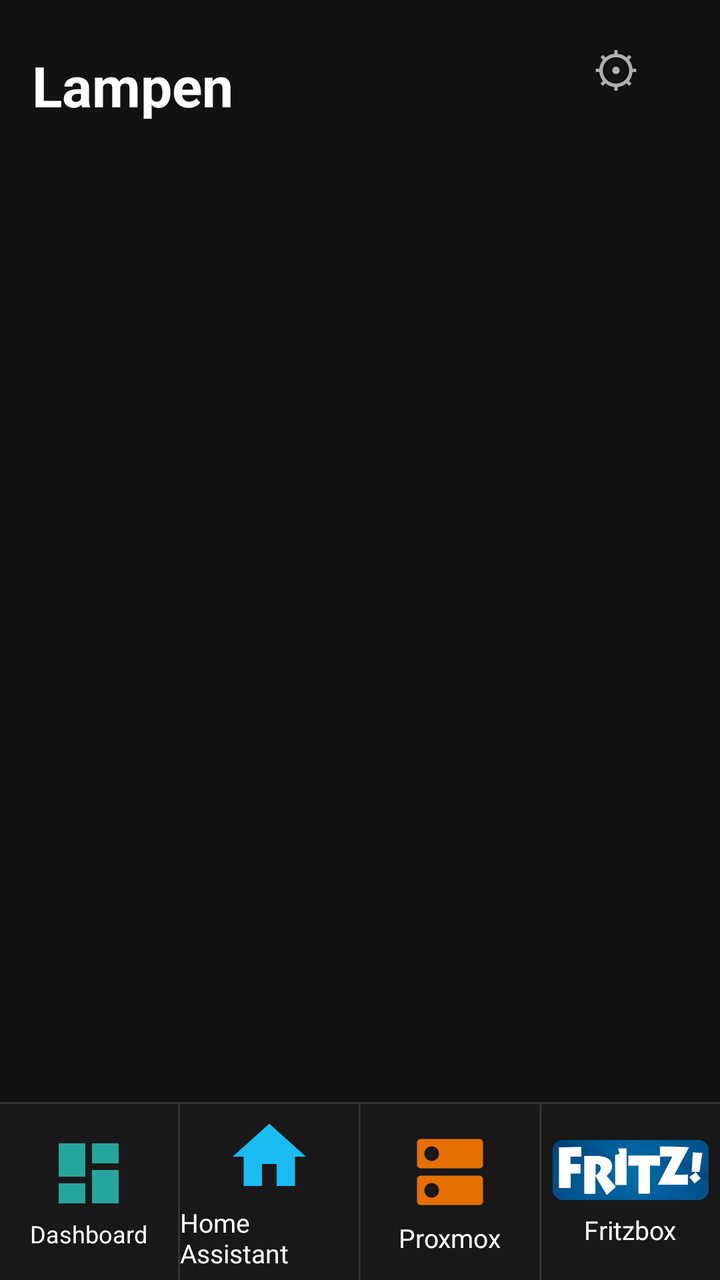
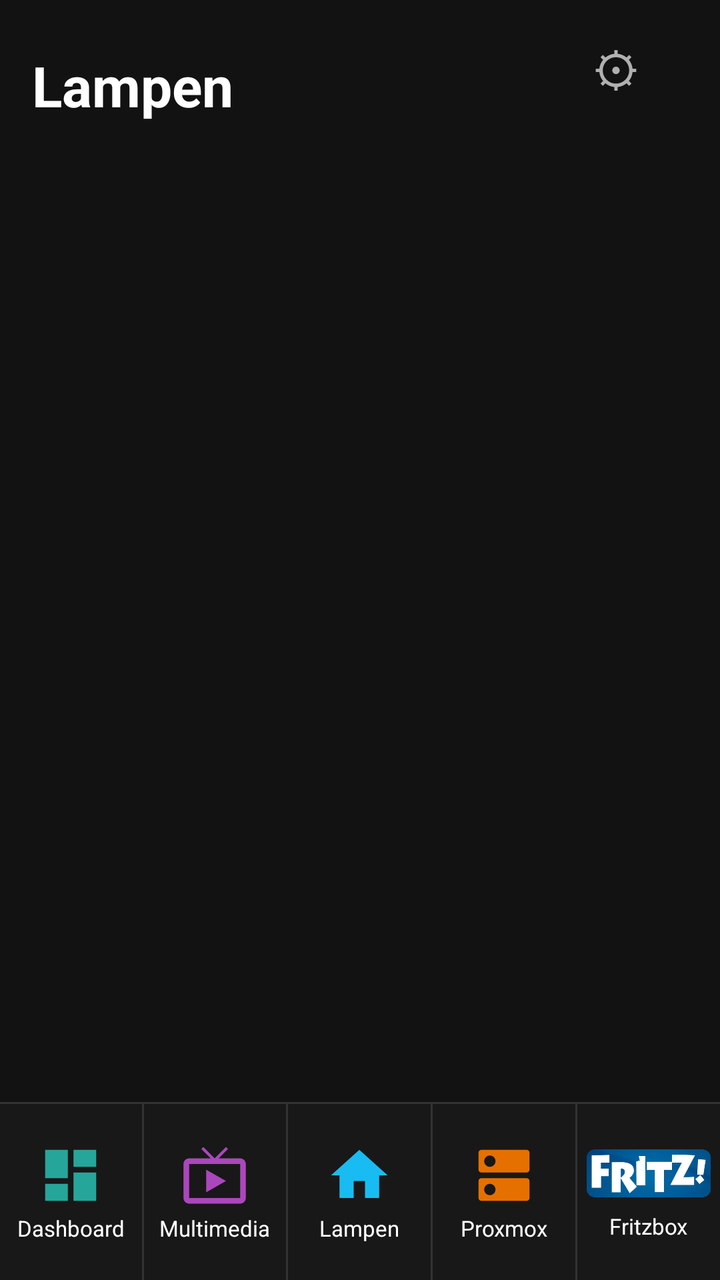

An Android layout rendered at two revisions. The XML below is the earlier revision; the diff shows what the commit changed to produce the second picture.
<!-- AndroidManifest.xml: application theme android:Theme.DeviceDefault.NoActionBar -->
<!-- res/layout/activity_main.xml -->
<?xml version="1.0" encoding="utf-8"?>
<LinearLayout xmlns:android="http://schemas.android.com/apk/res/android"
    android:id="@+id/root"
    android:layout_width="match_parent"
    android:layout_height="match_parent"
    android:background="#121212"
    android:orientation="vertical">

    <FrameLayout
        android:layout_width="match_parent"
        android:layout_height="0dp"
        android:layout_weight="1">

        
        <ScrollView
            android:id="@+id/dashPanel"
            android:layout_width="match_parent"
            android:layout_height="match_parent"
            android:visibility="gone">

            <LinearLayout
                android:layout_width="match_parent"
                android:layout_height="wrap_content"
                android:orientation="vertical"
                android:padding="16dp">

                <TextView
                    android:layout_width="wrap_content"
                    android:layout_height="wrap_content"
                    android:layout_marginTop="8dp"
                    android:layout_marginBottom="16dp"
                    android:text="Dashboard"
                    android:textColor="#FFFFFF"
                    android:textSize="28sp"
                    android:textStyle="bold" />

                <LinearLayout
                    android:id="@+id/dashList"
                    android:layout_width="match_parent"
                    android:layout_height="wrap_content"
                    android:orientation="vertical" />

                <TextView
                    android:id="@+id/dashStatus"
                    android:layout_width="match_parent"
                    android:layout_height="wrap_content"
                    android:layout_marginTop="4dp"
                    android:textColor="#B0B0B0"
                    android:textSize="13sp" />
            </LinearLayout>
        </ScrollView>

        
        <ScrollView
            android:id="@+id/haPanel"
            android:layout_width="match_parent"
            android:layout_height="match_parent">

            <LinearLayout
                android:layout_width="match_parent"
                android:layout_height="wrap_content"
                android:orientation="vertical"
                android:padding="16dp">

                <TextView
                    android:layout_width="match_parent"
                    android:layout_height="wrap_content"
                    android:layout_marginTop="8dp"
                    android:layout_marginBottom="16dp"
                    android:text="Lampen"
                    android:textColor="#FFFFFF"
                    android:textSize="28sp"
                    android:textStyle="bold" />

                <LinearLayout
                    android:id="@+id/groupList"
                    android:layout_width="match_parent"
                    android:layout_height="wrap_content"
                    android:orientation="vertical" />

                <TextView
                    android:id="@+id/statusText"
                    android:layout_width="match_parent"
                    android:layout_height="wrap_content"
                    android:layout_marginTop="8dp"
                    android:textColor="#B0B0B0"
                    android:textSize="14sp" />
            </LinearLayout>
        </ScrollView>

        
        <ScrollView
            android:id="@+id/pvePanel"
            android:layout_width="match_parent"
            android:layout_height="match_parent"
            android:visibility="gone">

            <LinearLayout
                android:layout_width="match_parent"
                android:layout_height="wrap_content"
                android:orientation="vertical"
                android:padding="16dp">

                <TextView
                    android:layout_width="wrap_content"
                    android:layout_height="wrap_content"
                    android:layout_marginTop="8dp"
                    android:layout_marginBottom="16dp"
                    android:text="Proxmox"
                    android:textColor="#FFFFFF"
                    android:textSize="28sp"
                    android:textStyle="bold" />

                <LinearLayout
                    android:id="@+id/vmList"
                    android:layout_width="match_parent"
                    android:layout_height="wrap_content"
                    android:orientation="vertical" />

                <TextView
                    android:id="@+id/pveStatus"
                    android:layout_width="match_parent"
                    android:layout_height="wrap_content"
                    android:layout_marginTop="8dp"
                    android:textColor="#B0B0B0"
                    android:textSize="14sp" />
            </LinearLayout>
        </ScrollView>

        
        <ScrollView
            android:id="@+id/fritzPanel"
            android:layout_width="match_parent"
            android:layout_height="match_parent"
            android:visibility="gone">

            <LinearLayout
                android:layout_width="match_parent"
                android:layout_height="wrap_content"
                android:orientation="vertical"
                android:padding="16dp">

                <TextView
                    android:layout_width="wrap_content"
                    android:layout_height="wrap_content"
                    android:layout_marginTop="8dp"
                    android:layout_marginBottom="16dp"
                    android:text="Fritzbox"
                    android:textColor="#FFFFFF"
                    android:textSize="28sp"
                    android:textStyle="bold" />

                <LinearLayout
                    android:id="@+id/fritzList"
                    android:layout_width="match_parent"
                    android:layout_height="wrap_content"
                    android:orientation="vertical" />

                <TextView
                    android:id="@+id/fritzStatus"
                    android:layout_width="match_parent"
                    android:layout_height="wrap_content"
                    android:layout_marginTop="8dp"
                    android:textColor="#B0B0B0"
                    android:textSize="14sp" />
            </LinearLayout>
        </ScrollView>

        <Button
            android:id="@+id/settingsButton"
            style="?android:attr/borderlessButtonStyle"
            android:layout_width="wrap_content"
            android:layout_height="wrap_content"
            android:layout_gravity="top|end"
            android:layout_margin="8dp"
            android:text="⚙"
            android:textColor="#B0B0B0"
            android:textSize="24sp" />

        
        <ScrollView
            android:id="@+id/settingsPanel"
            android:layout_width="match_parent"
            android:layout_height="match_parent"
            android:background="#121212"
            android:visibility="gone">

            <LinearLayout
                android:layout_width="match_parent"
                android:layout_height="wrap_content"
                android:orientation="vertical"
                android:padding="24dp">

                <TextView
                    android:layout_width="wrap_content"
                    android:layout_height="wrap_content"
                    android:layout_marginBottom="16dp"
                    android:text="Instellingen"
                    android:textColor="#FFFFFF"
                    android:textSize="24sp"
                    android:textStyle="bold" />

                <TextView
                    android:layout_width="wrap_content"
                    android:layout_height="wrap_content"
                    android:text="Home Assistant"
                    android:textColor="#18BCF2"
                    android:textSize="18sp"
                    android:textStyle="bold" />

                <TextView
                    android:layout_width="wrap_content"
                    android:layout_height="wrap_content"
                    android:layout_marginTop="8dp"
                    android:text="Extern adres (Nabu Casa)"
                    android:textColor="#B0B0B0" />

                <EditText
                    android:id="@+id/urlInput"
                    android:layout_width="match_parent"
                    android:layout_height="wrap_content"
                    android:hint="https://xxxx.ui.nabu.casa"
                    android:inputType="textUri"
                    android:textColor="#FFFFFF"
                    android:textColorHint="#666666" />

                <TextView
                    android:layout_width="wrap_content"
                    android:layout_height="wrap_content"
                    android:layout_marginTop="8dp"
                    android:text="Lokaal adres (thuis, eerst geprobeerd)"
                    android:textColor="#B0B0B0" />

                <EditText
                    android:id="@+id/localUrlInput"
                    android:layout_width="match_parent"
                    android:layout_height="wrap_content"
                    android:hint="http://192.168.1.10:8123"
                    android:inputType="textUri"
                    android:textColor="#FFFFFF"
                    android:textColorHint="#666666" />

                <TextView
                    android:layout_width="wrap_content"
                    android:layout_height="wrap_content"
                    android:layout_marginTop="8dp"
                    android:text="Long-lived access token"
                    android:textColor="#B0B0B0" />

                <EditText
                    android:id="@+id/tokenInput"
                    android:layout_width="match_parent"
                    android:layout_height="wrap_content"
                    android:inputType="textPassword"
                    android:textColor="#FFFFFF"
                    android:textColorHint="#666666" />

                <TextView
                    android:layout_width="wrap_content"
                    android:layout_height="wrap_content"
                    android:layout_marginTop="24dp"
                    android:text="Proxmox"
                    android:textColor="#E57000"
                    android:textSize="18sp"
                    android:textStyle="bold" />

                <TextView
                    android:layout_width="wrap_content"
                    android:layout_height="wrap_content"
                    android:layout_marginTop="8dp"
                    android:text="URL"
                    android:textColor="#B0B0B0" />

                <EditText
                    android:id="@+id/pveUrlInput"
                    android:layout_width="match_parent"
                    android:layout_height="wrap_content"
                    android:hint="https://192.168.1.11:8006"
                    android:inputType="textUri"
                    android:textColor="#FFFFFF"
                    android:textColorHint="#666666" />

                <TextView
                    android:layout_width="wrap_content"
                    android:layout_height="wrap_content"
                    android:layout_marginTop="8dp"
                    android:text="Token ID"
                    android:textColor="#B0B0B0" />

                <EditText
                    android:id="@+id/pveTokenIdInput"
                    android:layout_width="match_parent"
                    android:layout_height="wrap_content"
                    android:hint="root@pam!App"
                    android:inputType="text"
                    android:textColor="#FFFFFF"
                    android:textColorHint="#666666" />

                <TextView
                    android:layout_width="wrap_content"
                    android:layout_height="wrap_content"
                    android:layout_marginTop="8dp"
                    android:text="Secret"
                    android:textColor="#B0B0B0" />

                <EditText
                    android:id="@+id/pveSecretInput"
                    android:layout_width="match_parent"
                    android:layout_height="wrap_content"
                    android:inputType="textPassword"
                    android:textColor="#FFFFFF"
                    android:textColorHint="#666666" />

                <TextView
                    android:layout_width="wrap_content"
                    android:layout_height="wrap_content"
                    android:layout_marginTop="24dp"
                    android:text="Fritzbox"
                    android:textColor="#E2001A"
                    android:textSize="18sp"
                    android:textStyle="bold" />

                <TextView
                    android:layout_width="wrap_content"
                    android:layout_height="wrap_content"
                    android:layout_marginTop="8dp"
                    android:text="URL (TR-064)"
                    android:textColor="#B0B0B0" />

                <EditText
                    android:id="@+id/fritzUrlInput"
                    android:layout_width="match_parent"
                    android:layout_height="wrap_content"
                    android:hint="https://fritzbox.example.nl/tr064"
                    android:inputType="textUri"
                    android:textColor="#FFFFFF"
                    android:textColorHint="#666666" />

                <TextView
                    android:layout_width="wrap_content"
                    android:layout_height="wrap_content"
                    android:layout_marginTop="8dp"
                    android:text="Gebruiker"
                    android:textColor="#B0B0B0" />

                <EditText
                    android:id="@+id/fritzUserInput"
                    android:layout_width="match_parent"
                    android:layout_height="wrap_content"
                    android:inputType="text"
                    android:textColor="#FFFFFF"
                    android:textColorHint="#666666" />

                <TextView
                    android:layout_width="wrap_content"
                    android:layout_height="wrap_content"
                    android:layout_marginTop="8dp"
                    android:text="Wachtwoord"
                    android:textColor="#B0B0B0" />

                <EditText
                    android:id="@+id/fritzPassInput"
                    android:layout_width="match_parent"
                    android:layout_height="wrap_content"
                    android:inputType="textPassword"
                    android:textColor="#FFFFFF"
                    android:textColorHint="#666666" />

                <Button
                    android:id="@+id/saveButton"
                    android:layout_width="match_parent"
                    android:layout_height="wrap_content"
                    android:layout_marginTop="24dp"
                    android:text="Opslaan" />
            </LinearLayout>
        </ScrollView>
    </FrameLayout>

    
    <View
        android:layout_width="match_parent"
        android:layout_height="1dp"
        android:background="#333333" />

    <LinearLayout
        android:layout_width="match_parent"
        android:layout_height="88dp"
        android:background="#181818"
        android:orientation="horizontal">

        <LinearLayout
            android:id="@+id/tabDash"
            android:layout_width="0dp"
            android:layout_height="match_parent"
            android:layout_weight="1"
            android:background="?android:attr/selectableItemBackground"
            android:clickable="true"
            android:focusable="true"
            android:gravity="center"
            android:orientation="vertical">

            <ImageView
                android:layout_width="40dp"
                android:layout_height="40dp"
                android:contentDescription="Dashboard"
                android:src="@drawable/ic_tab_dash" />

            <TextView
                android:layout_width="wrap_content"
                android:layout_height="wrap_content"
                android:layout_marginTop="2dp"
                android:text="Dashboard"
                android:textColor="#FFFFFF"
                android:textSize="12sp" />
        </LinearLayout>

        <View
            android:layout_width="1dp"
            android:layout_height="match_parent"
            android:background="#333333" />

        <LinearLayout
            android:id="@+id/tabHa"
            android:layout_width="0dp"
            android:layout_height="match_parent"
            android:layout_weight="1"
            android:background="?android:attr/selectableItemBackground"
            android:clickable="true"
            android:focusable="true"
            android:gravity="center"
            android:orientation="vertical">

            <ImageView
                android:layout_width="44dp"
                android:layout_height="44dp"
                android:contentDescription="Home Assistant"
                android:src="@drawable/ic_tab_ha" />

            <TextView
                android:layout_width="wrap_content"
                android:layout_height="wrap_content"
                android:layout_marginTop="2dp"
                android:text="Home Assistant"
                android:textColor="#FFFFFF"
                android:textSize="13sp" />
        </LinearLayout>

        <View
            android:layout_width="1dp"
            android:layout_height="match_parent"
            android:background="#333333" />

        <LinearLayout
            android:id="@+id/tabPve"
            android:layout_width="0dp"
            android:layout_height="match_parent"
            android:layout_weight="1"
            android:background="?android:attr/selectableItemBackground"
            android:clickable="true"
            android:focusable="true"
            android:gravity="center"
            android:orientation="vertical">

            <ImageView
                android:layout_width="44dp"
                android:layout_height="44dp"
                android:contentDescription="Proxmox"
                android:src="@drawable/ic_tab_pve" />

            <TextView
                android:layout_width="wrap_content"
                android:layout_height="wrap_content"
                android:layout_marginTop="2dp"
                android:text="Proxmox"
                android:textColor="#FFFFFF"
                android:textSize="13sp" />
        </LinearLayout>

        <View
            android:layout_width="1dp"
            android:layout_height="match_parent"
            android:background="#333333" />

        <LinearLayout
            android:id="@+id/tabFritz"
            android:layout_width="0dp"
            android:layout_height="match_parent"
            android:layout_weight="1"
            android:background="?android:attr/selectableItemBackground"
            android:clickable="true"
            android:focusable="true"
            android:gravity="center"
            android:orientation="vertical">

            <ImageView
                android:layout_width="78dp"
                android:layout_height="34dp"
                android:layout_marginBottom="2dp"
                android:adjustViewBounds="true"
                android:contentDescription="Fritzbox"
                android:scaleType="fitCenter"
                android:src="@drawable/ic_tab_fritz" />

            <TextView
                android:layout_width="wrap_content"
                android:layout_height="wrap_content"
                android:layout_marginTop="2dp"
                android:text="Fritzbox"
                android:textColor="#FFFFFF"
                android:textSize="13sp" />
        </LinearLayout>
    </LinearLayout>
</LinearLayout>
<!-- resources referenced by this layout -->
<resources>
  <!-- drawable ic_tab_dash (drawable) -->
  <?xml version="1.0" encoding="utf-8"?>
  <vector xmlns:android="http://schemas.android.com/apk/res/android"
      android:width="48dp"
      android:height="48dp"
      android:viewportWidth="24"
      android:viewportHeight="24">
      <path
          android:fillColor="#26A69A"
          android:pathData="M3,13h8V3H3v10zM3,21h8v-6H3v6zM13,21h8V11h-8v10zM13,3v6h8V3h-8z" />
  </vector>
  <!-- drawable ic_tab_fritz: png bitmap (drawable, 41066 bytes) -->
  <!-- drawable ic_tab_ha (drawable) -->
  <?xml version="1.0" encoding="utf-8"?>
  <vector xmlns:android="http://schemas.android.com/apk/res/android"
      android:width="48dp"
      android:height="48dp"
      android:viewportWidth="24"
      android:viewportHeight="24">
      <path
          android:fillColor="#18BCF2"
          android:pathData="M10,20v-6h4v6h5v-8h3L12,3 2,12h3v8z" />
  </vector>
  <!-- drawable ic_tab_pve (drawable) -->
  <?xml version="1.0" encoding="utf-8"?>
  <vector xmlns:android="http://schemas.android.com/apk/res/android"
      android:width="48dp"
      android:height="48dp"
      android:viewportWidth="24"
      android:viewportHeight="24">
      <path
          android:fillColor="#E57000"
          android:pathData="M20,13H4c-0.55,0 -1,0.45 -1,1v6c0,0.55 0.45,1 1,1h16c0.55,0 1,-0.45 1,-1v-6c0,-0.55 -0.45,-1 -1,-1zM7,19c-1.1,0 -2,-0.9 -2,-2s0.9,-2 2,-2 2,0.9 2,2 -0.9,2 -2,2zM20,3H4c-0.55,0 -1,0.45 -1,1v6c0,0.55 0.45,1 1,1h16c0.55,0 1,-0.45 1,-1V4c0,-0.55 -0.45,-1 -1,-1zM7,9c-1.1,0 -2,-0.9 -2,-2s0.9,-2 2,-2 2,0.9 2,2 -0.9,2 -2,2z" />
  </vector>
</resources>

<!-- the commit's change to res/layout/activity_main.xml (unified diff, before → after) -->
@@ -10,6 +10,45 @@
         android:layout_width="match_parent"
         android:layout_height="0dp"
         android:layout_weight="1">
+
+        
+        <ScrollView
+            android:id="@+id/mediaPanel"
+            android:layout_width="match_parent"
+            android:layout_height="match_parent"
+            android:visibility="gone">
+
+            <LinearLayout
+                android:layout_width="match_parent"
+                android:layout_height="wrap_content"
+                android:orientation="vertical"
+                android:padding="16dp">
+
+                <TextView
+                    android:layout_width="wrap_content"
+                    android:layout_height="wrap_content"
+                    android:layout_marginTop="8dp"
+                    android:layout_marginBottom="16dp"
+                    android:text="Multimedia"
+                    android:textColor="#FFFFFF"
+                    android:textSize="28sp"
+                    android:textStyle="bold" />
+
+                <LinearLayout
+                    android:id="@+id/mediaList"
+                    android:layout_width="match_parent"
+                    android:layout_height="wrap_content"
+                    android:orientation="vertical" />
+
+                <TextView
+                    android:id="@+id/mediaStatus"
+                    android:layout_width="match_parent"
+                    android:layout_height="wrap_content"
+                    android:layout_marginTop="4dp"
+                    android:textColor="#B0B0B0"
+                    android:textSize="13sp" />
+            </LinearLayout>
+        </ScrollView>
 
         
         <ScrollView
@@ -400,8 +439,8 @@
             android:orientation="vertical">
 
             <ImageView
-                android:layout_width="40dp"
-                android:layout_height="40dp"
+                android:layout_width="34dp"
+                android:layout_height="34dp"
                 android:contentDescription="Dashboard"
                 android:src="@drawable/ic_tab_dash" />
 
@@ -411,7 +450,7 @@
                 android:layout_marginTop="2dp"
                 android:text="Dashboard"
                 android:textColor="#FFFFFF"
-                android:textSize="12sp" />
+                android:textSize="11sp" />
         </LinearLayout>
 
         <View
@@ -420,7 +459,7 @@
             android:background="#333333" />
 
         <LinearLayout
-            android:id="@+id/tabHa"
+            android:id="@+id/tabMedia"
             android:layout_width="0dp"
             android:layout_height="match_parent"
             android:layout_weight="1"
@@ -431,18 +470,18 @@
             android:orientation="vertical">
 
             <ImageView
-                android:layout_width="44dp"
-                android:layout_height="44dp"
-                android:contentDescription="Home Assistant"
-                android:src="@drawable/ic_tab_ha" />
+                android:layout_width="34dp"
+                android:layout_height="34dp"
+                android:contentDescription="Multimedia"
+                android:src="@drawable/ic_tab_media" />
 
             <TextView
                 android:layout_width="wrap_content"
                 android:layout_height="wrap_content"
                 android:layout_marginTop="2dp"
-                android:text="Home Assistant"
+                android:text="Multimedia"
                 android:textColor="#FFFFFF"
-                android:textSize="13sp" />
+                android:textSize="11sp" />
         </LinearLayout>
 
         <View
@@ -451,7 +490,7 @@
             android:background="#333333" />
 
         <LinearLayout
-            android:id="@+id/tabPve"
+            android:id="@+id/tabHa"
             android:layout_width="0dp"
             android:layout_height="match_parent"
             android:layout_weight="1"
@@ -462,18 +501,18 @@
             android:orientation="vertical">
 
             <ImageView
-                android:layout_width="44dp"
-                android:layout_height="44dp"
-                android:contentDescription="Proxmox"
-                android:src="@drawable/ic_tab_pve" />
+                android:layout_width="34dp"
+                android:layout_height="34dp"
+                android:contentDescription="Home Assistant"
+                android:src="@drawable/ic_tab_ha" />
 
             <TextView
                 android:layout_width="wrap_content"
                 android:layout_height="wrap_content"
                 android:layout_marginTop="2dp"
-                android:text="Proxmox"
+                android:text="Lampen"
                 android:textColor="#FFFFFF"
-                android:textSize="13sp" />
+                android:textSize="11sp" />
         </LinearLayout>
 
         <View
@@ -482,7 +521,7 @@
             android:background="#333333" />
 
         <LinearLayout
-            android:id="@+id/tabFritz"
+            android:id="@+id/tabPve"
             android:layout_width="0dp"
             android:layout_height="match_parent"
             android:layout_weight="1"
@@ -493,8 +532,39 @@
             android:orientation="vertical">
 
             <ImageView
-                android:layout_width="78dp"
+                android:layout_width="34dp"
                 android:layout_height="34dp"
+                android:contentDescription="Proxmox"
+                android:src="@drawable/ic_tab_pve" />
+
+            <TextView
+                android:layout_width="wrap_content"
+                android:layout_height="wrap_content"
+                android:layout_marginTop="2dp"
+                android:text="Proxmox"
+                android:textColor="#FFFFFF"
+                android:textSize="11sp" />
+        </LinearLayout>
+
+        <View
+            android:layout_width="1dp"
+            android:layout_height="match_parent"
+            android:background="#333333" />
+
+        <LinearLayout
+            android:id="@+id/tabFritz"
+            android:layout_width="0dp"
+            android:layout_height="match_parent"
+            android:layout_weight="1"
+            android:background="?android:attr/selectableItemBackground"
+            android:clickable="true"
+            android:focusable="true"
+            android:gravity="center"
+            android:orientation="vertical">
+
+            <ImageView
+                android:layout_width="62dp"
+                android:layout_height="30dp"
                 android:layout_marginBottom="2dp"
                 android:adjustViewBounds="true"
                 android:contentDescription="Fritzbox"
@@ -507,7 +577,7 @@
                 android:layout_marginTop="2dp"
                 android:text="Fritzbox"
                 android:textColor="#FFFFFF"
-                android:textSize="13sp" />
+                android:textSize="11sp" />
         </LinearLayout>
     </LinearLayout>
 </LinearLayout>
<!-- resource entries referenced after the edit -->
@@ -23,6 +23,17 @@
           android:fillColor="#18BCF2"
           android:pathData="M10,20v-6h4v6h5v-8h3L12,3 2,12h3v8z" />
   </vector>
+  <!-- drawable ic_tab_media (drawable) -->
+  <?xml version="1.0" encoding="utf-8"?>
+  <vector xmlns:android="http://schemas.android.com/apk/res/android"
+      android:width="48dp"
+      android:height="48dp"
+      android:viewportWidth="24"
+      android:viewportHeight="24">
+      <path
+          android:fillColor="#AB47BC"
+          android:pathData="M21,6h-7.59l3.29,-3.29L16,2l-4,4 -4,-4 -0.71,0.71L10.59,6L3,6c-1.1,0 -2,0.89 -2,2v12c0,1.1 0.9,2 2,2h18c1.1,0 2,-0.9 2,-2L23,8c0,-1.11 -0.9,-2 -2,-2zM21,20L3,20L3,8h18v12zM9,10v8l7,-4z" />
+  </vector>
   <!-- drawable ic_tab_pve (drawable) -->
   <?xml version="1.0" encoding="utf-8"?>
   <vector xmlns:android="http://schemas.android.com/apk/res/android"
